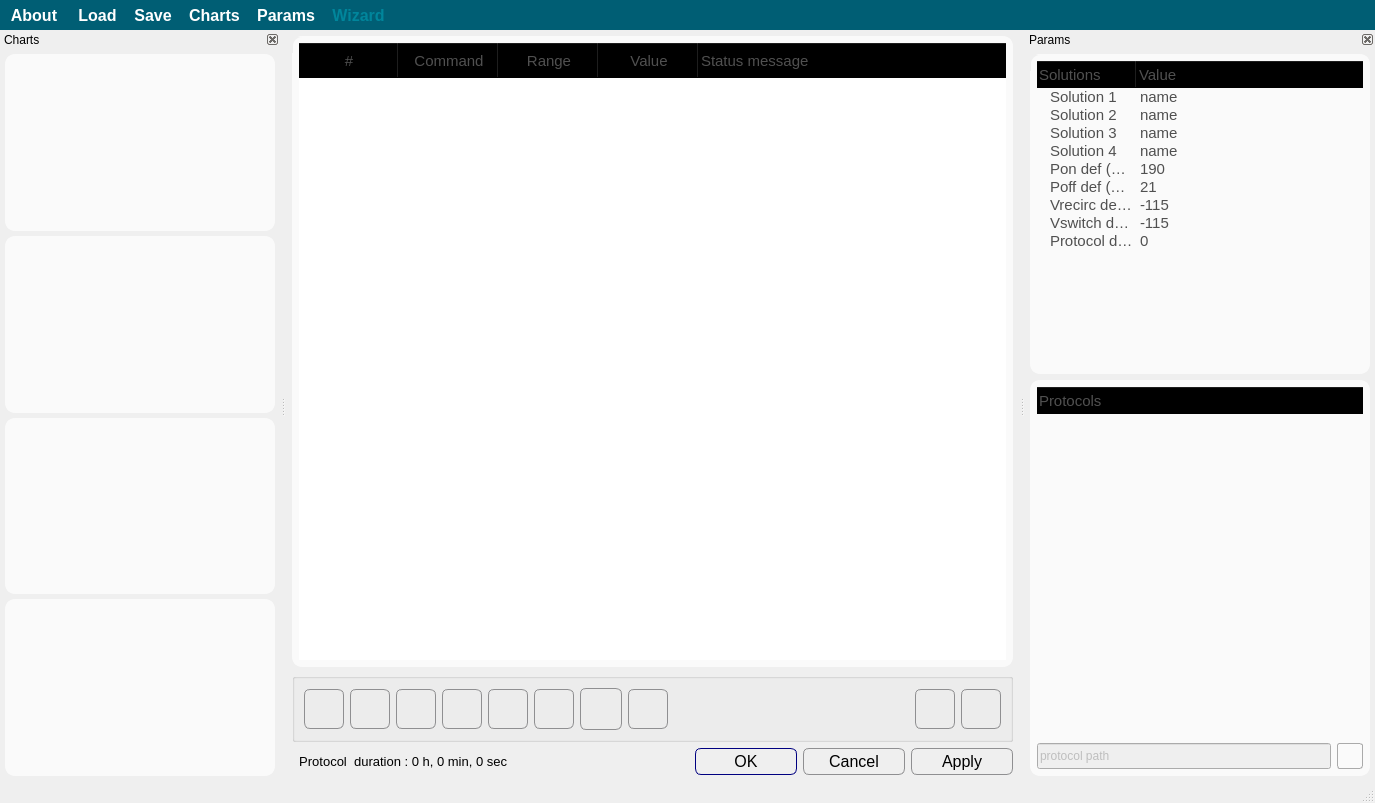
This is apps/Lab-on-a-tip/protocolEditor.ui in bellonemauro/Labonatip2.0 as Qt 5 draws it before an edit. The edited form follows.
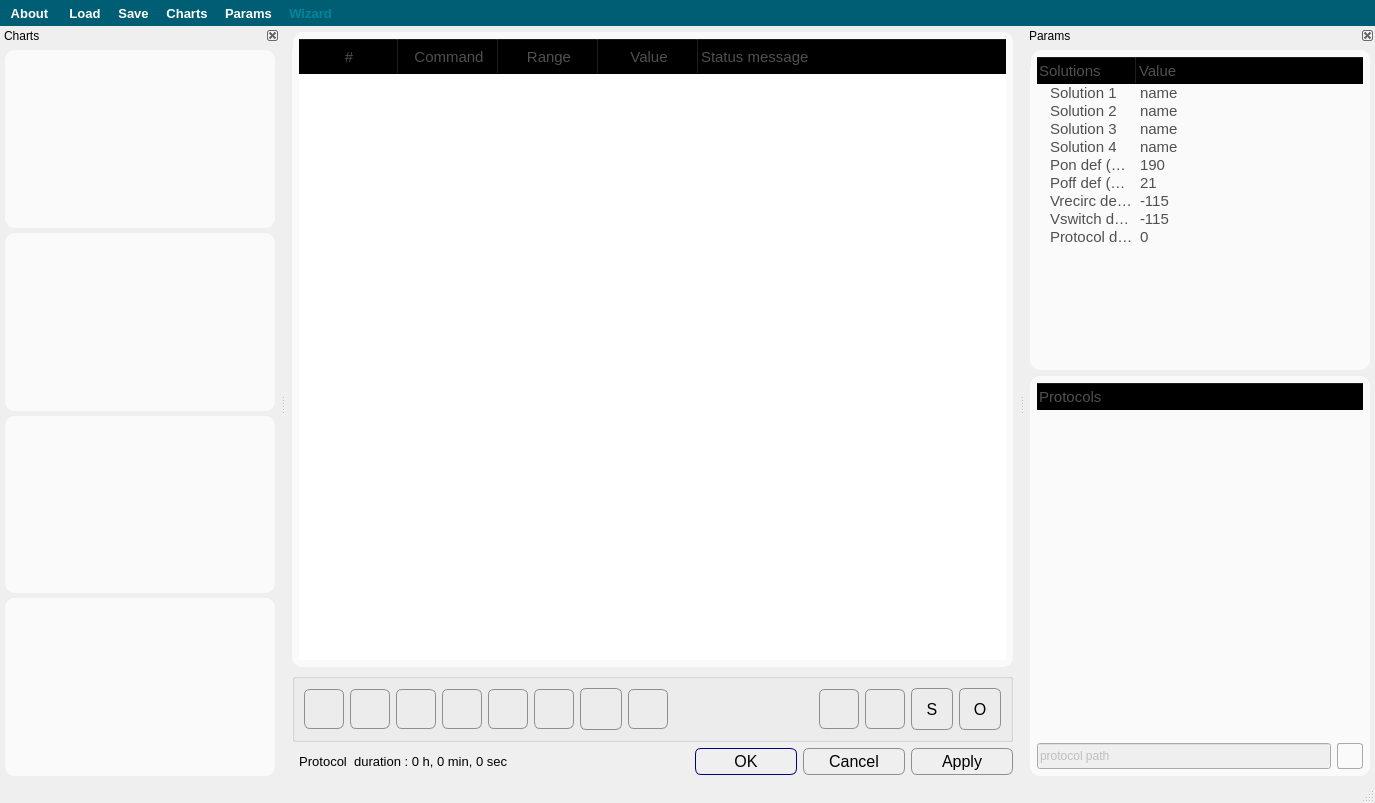
This is the edited form. Icons and pictures are not drawn.

Commit message: try reader and writer using xml file for the protocol loader

Patch:
```diff
--- a/apps/Lab-on-a-tip/protocolEditor.ui
+++ b/apps/Lab-on-a-tip/protocolEditor.ui
@@ -23,21 +23,21 @@
    <string notr="true">QToolButton:!hover {
 background-color:rgb(0, 94, 116);
 color:rgb(255,255,255);
-font-size: 16px;
+font-size: 10pt;
 font-weight: 900;
 }
 
 QToolButton:disabled {
 background-color:rgb(0, 94, 116);
 color:rgb(0,134,156);
-font-size: 16px;
+font-size: 10pt;
 font-weight: 900;
 }
 
 QToolBar {
 background-color:rgb(0, 94, 116);
 color:rgb(255,255,255);
-font-size: 16px;
+font-size: 10pt;
 font-weight: 900;
 border:0;
 }</string>
@@ -97,7 +97,7 @@
          <x>0</x>
          <y>0</y>
          <width>743</width>
-         <height>685</height>
+         <height>680</height>
         </rect>
        </property>
        <property name="sizePolicy">
@@ -684,6 +684,20 @@
              </property>
             </widget>
            </item>
+           <item>
+            <widget class="QPushButton" name="pushButton_saveXML">
+             <property name="text">
+              <string>S</string>
+             </property>
+            </widget>
+           </item>
+           <item>
+            <widget class="QPushButton" name="pushButton_openXML">
+             <property name="text">
+              <string>O</string>
+             </property>
+            </widget>
+           </item>
           </layout>
          </widget>
         </item>
```
The commit also changes 8 other files.
